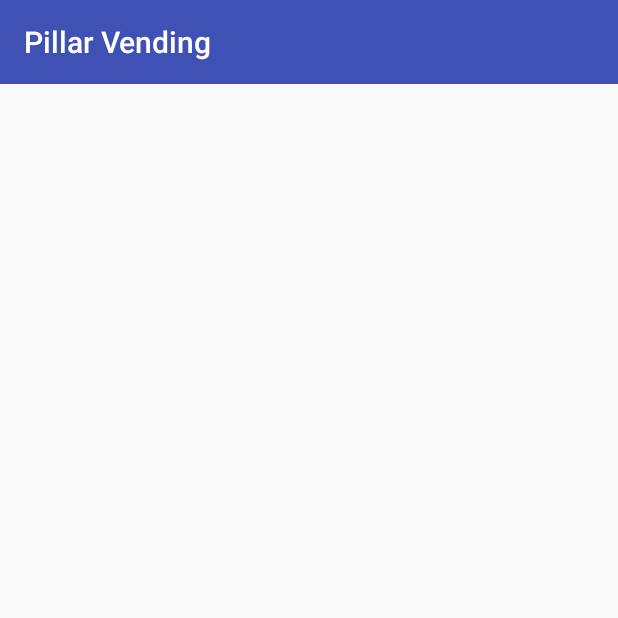
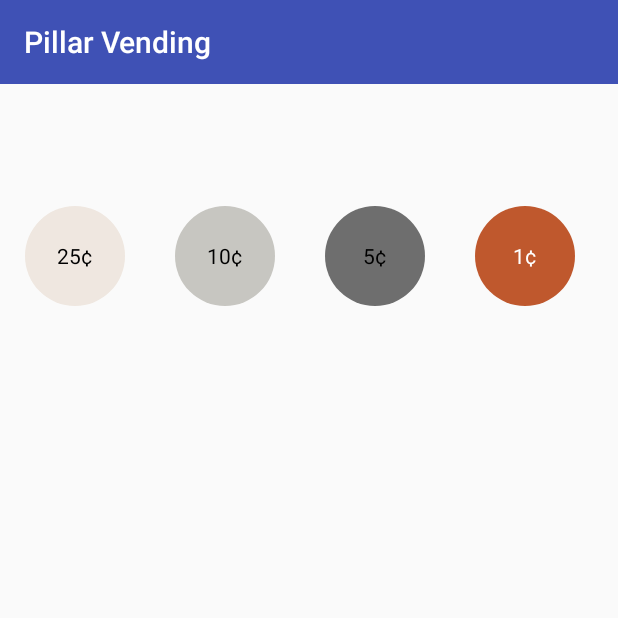
Before and after one commit to AaronRietschlin/VendingMachine-Kata, an Android app: the screen it shows after launch (MainActivity), on a phone screen of 412 x 824 dp, the top half of it. Run offline under Robolectric (Android 15) with nearby library versions, the phone set to English and light mode, and no system bars; our stand-ins replace ButterKnife.

Commit message:
Added CoinView.

```diff
--- a/app/build.gradle
+++ b/app/build.gradle
@@ -14,6 +14,7 @@ android {
         versionName "1.0"
 
         testInstrumentationRunner "android.support.test.runner.AndroidJUnitRunner"
+        vectorDrawables.useSupportLibrary = true
     }
 
     buildTypes {
--- /dev/null
+++ b/app/src/main/java/com/ariets/kata/ui/widget/CoinView.java
@@ -0,0 +1,121 @@
+package com.ariets.kata.ui.widget;
+
+import android.content.Context;
+import android.content.res.TypedArray;
+import android.graphics.Color;
+import android.support.annotation.ColorInt;
+import android.support.annotation.ColorRes;
+import android.support.annotation.NonNull;
+import android.support.annotation.Nullable;
+import android.support.annotation.StringRes;
+import android.support.v4.content.ContextCompat;
+import android.util.AttributeSet;
+import android.view.LayoutInflater;
+import android.widget.FrameLayout;
+import android.widget.ImageView;
+import android.widget.TextView;
+
+import com.ariets.kata.R;
+import com.ariets.kata.model.Coin;
+
+import butterknife.BindView;
+import butterknife.ButterKnife;
+
+import static android.graphics.Color.BLACK;
+import static android.graphics.Color.WHITE;
+import static com.ariets.kata.model.Coin.DIME;
+import static com.ariets.kata.model.Coin.NICKEL;
+import static com.ariets.kata.model.Coin.PENNY;
+import static com.ariets.kata.model.Coin.QUARTER;
+
+public class CoinView extends FrameLayout {
+
+    private static final int COIN_NICKEL = 2;
+    private static final int COIN_DIME = 3;
+    private static final int COIN_QUARTER = 4;
+
+    @BindView(R.id.coin_view_image)
+    ImageView imageView;
+    @BindView(R.id.coin_view_textview)
+    TextView textView;
+
+    private Coin coin;
+
+    public CoinView(@NonNull Context context) {
+        this(context, null);
+    }
+
+    public CoinView(@NonNull Context context, @Nullable AttributeSet attrs) {
+        this(context, attrs, 0);
+    }
+
+    public CoinView(@NonNull Context context, @Nullable AttributeSet attrs, int defStyleAttr) {
+        super(context, attrs, defStyleAttr);
+        init(context, attrs);
+    }
+
+    private void init(@NonNull Context context, @Nullable AttributeSet attrs) {
+        LayoutInflater.from(context).inflate(R.layout.view_coin, this, true);
+        ButterKnife.bind(this);
+
+        if (attrs == null) {
+            return;
+        }
+        TypedArray typedArray = context.getTheme().obtainStyledAttributes(attrs, R.styleable.CoinView, 0, 0);
+        try {
+            int coinType = typedArray.getInteger(R.styleable.CoinView_coinType, 0);
+            if (coinType > 0) {
+                setCoinType(coinType);
+            }
+            setupView();
+        } finally {
+            typedArray.recycle();
+        }
+    }
+
+    private void setCoinType(int coinType) {
+        switch (coinType) {
+            case COIN_NICKEL:
+                coin = NICKEL;
+                break;
+            case COIN_DIME:
+                coin = DIME;
+                break;
+            case COIN_QUARTER:
+                coin = QUARTER;
+                break;
+            default:
+                coin = PENNY;
+        }
+    }
+
+    private void setupView() {
+        if (coin == null) {
+            return;
+        }
+        @ColorRes int tintColor;
+        @StringRes int textRes;
+        @ColorInt int textColor = BLACK;
+        switch (coin) {
+            case NICKEL:
+                textRes = R.string.coin_value_nickel;
+                tintColor = R.color.coin_nickel;
+                break;
+            case DIME:
+                textRes = R.string.coin_value_dime;
+                tintColor = R.color.coin_dime;
+                break;
+            case QUARTER:
+                textRes = R.string.coin_value_quarter;
+                tintColor = R.color.coin_quarter;
+                break;
+            default:
+                textRes = R.string.coin_value_penny;
+                tintColor = R.color.coin_penny;
+                textColor = WHITE;
+        }
+        imageView.setColorFilter(ContextCompat.getColor(getContext(), tintColor));
+        textView.setText(textRes);
+        textView.setTextColor(textColor);
+    }
+}
--- /dev/null
+++ b/app/src/main/res/drawable/ic_coin.xml
@@ -0,0 +1,14 @@
+<?xml version="1.0" encoding="utf-8"?><!--
+    Note:
+    - Icon taken from Material site: https://material.io/icons/#ic_fiber_manual_record
+    - Used the following to convert SVG to usable XML: http://a-student.github.io/SvgToVectorDrawableConverter.Web/
+-->
+<vector xmlns:android="http://schemas.android.com/apk/res/android"
+    android:width="24dp"
+    android:height="24dp"
+    android:viewportHeight="24"
+    android:viewportWidth="24">
+    <path
+        android:fillColor="#000"
+        android:pathData="M20 12a8 8 0 0 1 -8 8 8 8 0 0 1 -8 -8 8 8 0 0 1 8 -8 8 8 0 0 1 8 8z" />
+</vector>
--- a/app/src/main/res/layout/activity_main.xml
+++ b/app/src/main/res/layout/activity_main.xml
@@ -12,7 +12,8 @@
         android:layout_height="?android:actionBarSize"
         android:background="?colorPrimary"
         android:gravity="end"
-        app:theme="@style/ToolbarTheme" />
+        app:theme="@style/ToolbarTheme"
+        tools:title="Pillar Vending" />
 
     <android.support.v4.widget.NestedScrollView
         android:layout_width="match_parent"
@@ -35,6 +36,38 @@
                 android:textAppearance="@style/TextAppearance.AppCompat.Headline"
                 tools:text="INSUFFICIENT FUNDS" />
 
+            <HorizontalScrollView
+                android:layout_width="match_parent"
+                android:layout_height="wrap_content">
+
+                <LinearLayout
+                    android:layout_width="wrap_content"
+                    android:layout_height="wrap_content"
+                    android:orientation="horizontal">
+
+                    <com.ariets.kata.ui.widget.CoinView
+                        android:layout_width="wrap_content"
+                        android:layout_height="wrap_content"
+                        app:coinType="quarter" />
+
+                    <com.ariets.kata.ui.widget.CoinView
+                        android:layout_width="wrap_content"
+                        android:layout_height="wrap_content"
+                        app:coinType="dime" />
+
+                    <com.ariets.kata.ui.widget.CoinView
+                        android:layout_width="wrap_content"
+                        android:layout_height="wrap_content"
+                        app:coinType="nickel" />
+
+                    <com.ariets.kata.ui.widget.CoinView
+                        android:layout_width="wrap_content"
+                        android:layout_height="wrap_content"
+                        app:coinType="penny" />
+                </LinearLayout>
+
+            </HorizontalScrollView>
+
         </LinearLayout>
     </android.support.v4.widget.NestedScrollView>
 
--- /dev/null
+++ b/app/src/main/res/layout/view_coin.xml
@@ -0,0 +1,24 @@
+<?xml version="1.0" encoding="utf-8"?>
+<FrameLayout xmlns:android="http://schemas.android.com/apk/res/android"
+    xmlns:app="http://schemas.android.com/apk/res-auto"
+    xmlns:tools="http://schemas.android.com/tools"
+    android:layout_width="wrap_content"
+    android:layout_height="wrap_content"
+    android:gravity="center">
+
+    <ImageView
+        android:id="@+id/coin_view_image"
+        android:layout_width="100dp"
+        android:layout_height="100dp"
+        android:layout_gravity="center"
+        android:tint="@color/coin_nickel"
+        app:srcCompat="@drawable/ic_coin" />
+
+    <TextView
+        android:id="@+id/coin_view_textview"
+        android:layout_width="wrap_content"
+        android:layout_height="wrap_content"
+        android:layout_gravity="center"
+        tools:text="25¢" />
+
+</FrameLayout>
--- /dev/null
+++ b/app/src/main/res/values/attrs.xml
@@ -0,0 +1,13 @@
+<?xml version="1.0" encoding="utf-8"?>
+<resources>
+
+    <declare-styleable name="CoinView">
+        <attr name="coinType" format="enum">
+            <enum name="penny" value="1" />
+            <enum name="nickel" value="2" />
+            <enum name="dime" value="3" />
+            <enum name="quarter" value="4" />
+        </attr>
+    </declare-styleable>
+
+</resources>
--- a/app/src/main/res/values/colors.xml
+++ b/app/src/main/res/values/colors.xml
@@ -3,4 +3,10 @@
     <color name="colorPrimary">#3F51B5</color>
     <color name="colorPrimaryDark">#303F9F</color>
     <color name="colorAccent">#FF4081</color>
+
+    <color name="coin_penny">#BF582D</color>
+    <color name="coin_nickel">#6e6e6e</color>
+    <color name="coin_dime">#c7c6c1</color>
+    <color name="coin_quarter">#efe7e0</color>
+
 </resources>
--- a/app/src/main/res/values/dimens.xml
+++ b/app/src/main/res/values/dimens.xml
@@ -4,4 +4,6 @@
     <dimen name="spacing_medium">16dp</dimen>
     <dimen name="spacing_small">8dp</dimen>
 
+    <dimen name="coin_penny">25dp</dimen>
+
 </resources>
--- a/app/src/main/res/values/strings.xml
+++ b/app/src/main/res/values/strings.xml
@@ -7,5 +7,9 @@
     <string name="display_price">PRICE: $%1$s</string>
     <string name="display_exact_change">EXACT CHANGE ONLY</string>
 
+    <string name="coin_value_penny">1¢</string>
+    <string name="coin_value_nickel">5¢</string>
+    <string name="coin_value_dime">10¢</string>
+    <string name="coin_value_quarter">25¢</string>
 
 </resources>
```
